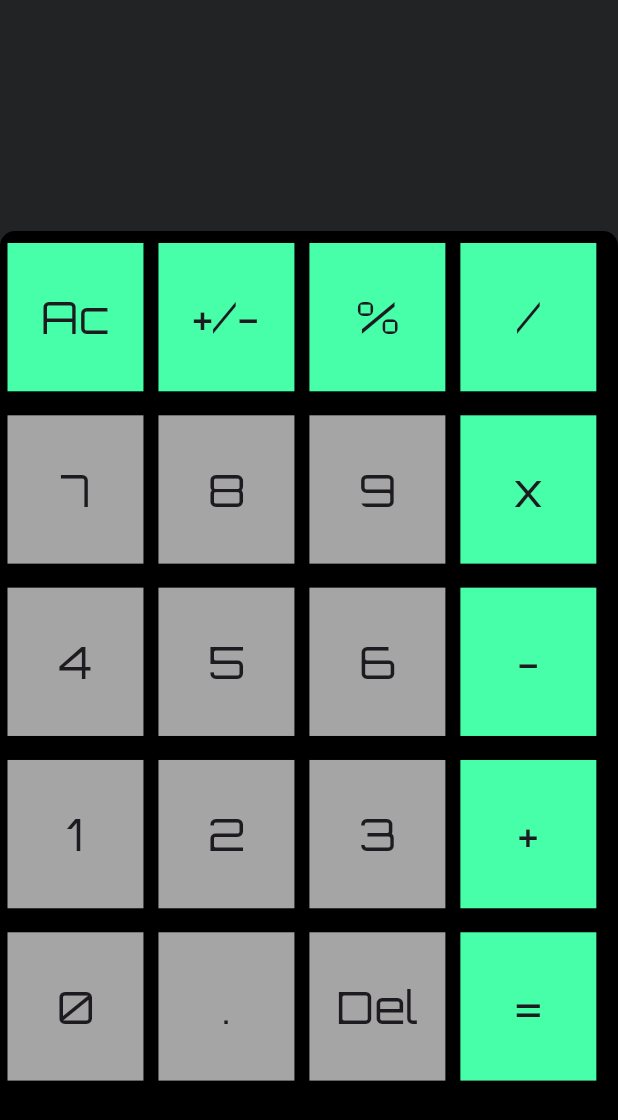
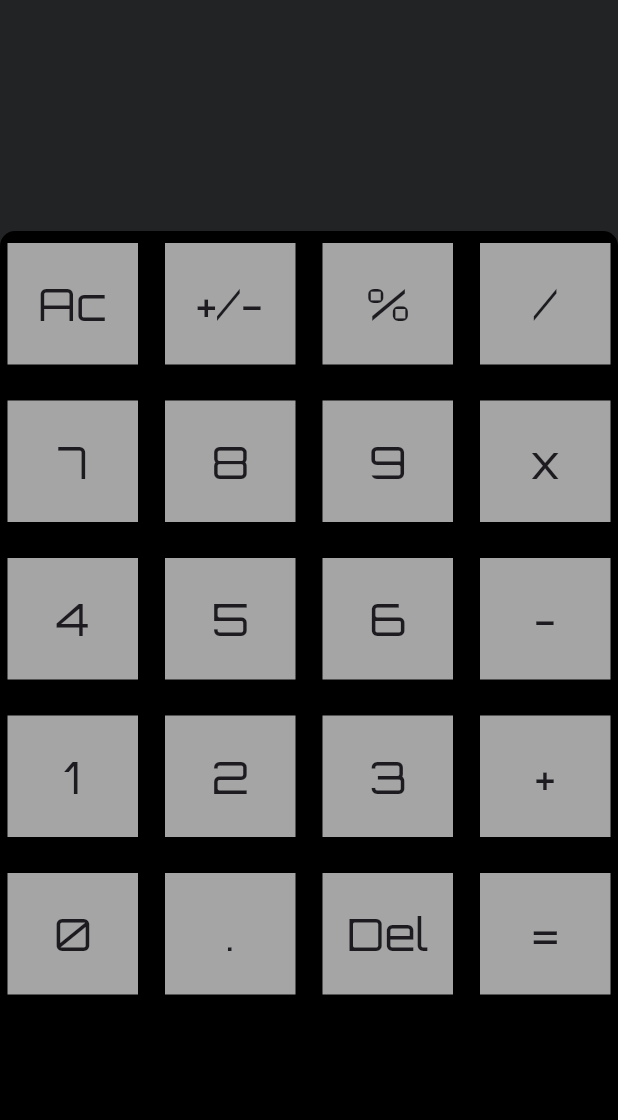
Before and after one commit to ZainR10/fluter_calculator, a Flutter app: the screen it shows after launch, after a tap on "Ac", on a phone screen of 412 x 824 dp. Shown: the top 1120 px of the screen. Run offline on Flutter 3.47's test engine with Material 3 defaults, Android fonts, the phone set to English and light mode, and no system bars; our stand-ins replace google_fonts, math_expressions.

Commit message:
gridview.bulder

```diff
--- a/lib/calculator_screen.dart
+++ b/lib/calculator_screen.dart
@@ -15,12 +15,38 @@ class _CalculatorScreenState extends State<CalculatorScreen> {
   var userInput = '';
   //fucntion for  anwser
   var answer = '';
+
+  //list of buttons
+  List<String> buttons = [
+    'Ac',
+    '+/-',
+    '%',
+    '/',
+    '7',
+    '8',
+    '9',
+    'x',
+    '4',
+    '5',
+    '6',
+    '-',
+    '1',
+    '2',
+    '3',
+    '+',
+    '0',
+    '.',
+    'Del',
+    '='
+  ];
+
   @override
   Widget build(BuildContext context) {
     return SafeArea(
       child: Scaffold(
         backgroundColor: const Color.fromARGB(255, 33, 35, 36),
-        body: Column(children: [
+        body: Column(
+          children: [
             Flexible(
               flex: 0,
               child: Padding(
@@ -63,185 +89,56 @@ class _CalculatorScreenState extends State<CalculatorScreen> {
                       topLeft: Radius.circular(10),
                       topRight: Radius.circular(10)),
                 ),
-              child: Column(
-                children: [
-                  Row(
-                    children: [
-                      Mybutton(
-                        title: 'Ac',
-                        myColor: const Color.fromARGB(255, 71, 255, 169),
+                child: GridView.builder(
+                  gridDelegate: const SliverGridDelegateWithFixedCrossAxisCount(
+                    crossAxisCount: 4,
+                    crossAxisSpacing: 8.0,
+                    mainAxisSpacing: 8.0,
+                  ),
+                  itemCount: buttons.length,
+                  itemBuilder: (context, index) {
+                    return Mybutton(
+                      title: buttons[index],
                       onPress: () {
-                          userInput = '';
-                          answer = '';
-                          setState(() {});
+                        handleButtonPress(buttons[index]);
+                      },
+                    );
                   },
                 ),
-                      Mybutton(
-                          title: '+/-',
-                          myColor: const Color.fromARGB(255, 71, 255, 169),
-                          onPress: () {
-                            userInput += '+/-';
-                            setState(() {});
-                          }),
-                      Mybutton(
-                          title: '%',
-                          myColor: const Color.fromARGB(255, 71, 255, 169),
-                          onPress: () {
-                            userInput += '%';
-                            setState(() {});
-                          }),
-                      Mybutton(
-                        title: '/',
-                        myColor: const Color.fromARGB(255, 71, 255, 169),
-                        onPress: () {
-                          userInput += '/';
-                          setState(() {});
-                        },
               ),
-                    ],
-                  ),
-                  Row(
-                    children: [
-                      Mybutton(
-                        title: '7',
-                        onPress: () {
-                          userInput += '7';
-                          setState(() {});
-                        },
-                      ),
-                      Mybutton(
-                          title: '8',
-                          onPress: () {
-                            userInput += '8';
-                            setState(() {});
-                          }),
-                      Mybutton(
-                          title: '9',
-                          onPress: () {
-                            userInput += '9';
-                            setState(() {});
-                          }),
-                      Mybutton(
-                        title: 'x',
-                        myColor: const Color.fromARGB(255, 71, 255, 169),
-                        onPress: () {
-                          userInput += 'x';
-                          setState(() {});
-                        },
-                      ),
-                    ],
-                  ),
-                  Row(
-                    children: [
-                      Mybutton(
-                        title: '4',
-                        onPress: () {
-                          userInput += '4';
-                          setState(() {});
-                        },
-                      ),
-                      Mybutton(
-                          title: '5',
-                          onPress: () {
-                            userInput += '5';
-                            setState(() {});
-                          }),
-                      Mybutton(
-                          title: '6',
-                          onPress: () {
-                            userInput += '6';
-                            setState(() {});
-                          }),
-                      Mybutton(
-                        title: '-',
-                        myColor: const Color.fromARGB(255, 71, 255, 169),
-                        onPress: () {
-                          userInput += '-';
-                          setState(() {});
-                        },
-                      ),
-                    ],
-                  ),
-                  Row(
-                    children: [
-                      Mybutton(
-                        title: '1',
-                        onPress: () {
-                          userInput += '1';
-                          setState(() {});
-                        },
-                      ),
-                      Mybutton(
-                          title: '2',
-                          onPress: () {
-                            userInput += '2';
-                            setState(() {});
-                          }),
-                      Mybutton(
-                          title: '3',
-                          onPress: () {
-                            userInput += '3';
-                            setState(() {});
-                          }),
-                      Mybutton(
-                        title: '+',
-                        myColor: const Color.fromARGB(255, 71, 255, 169),
-                        onPress: () {
-                          userInput += '+';
-                          setState(() {});
-                        },
-                      ),
-                    ],
-                  ),
-                  Row(
-                    children: [
-                      Mybutton(
-                        title: '0',
-                        onPress: () {
-                          userInput += '0';
-                          setState(() {});
-                        },
-                      ),
-                      Mybutton(
-                          title: '.',
-                          onPress: () {
-                            userInput += '.';
-                            setState(() {});
-                          }),
-                      Mybutton(
-                          title: 'Del',
-                          onPress: () {
-                            userInput =
-                                userInput.substring(0, userInput.length - 1);
-                            setState(() {});
-                          }),
-                      Mybutton(
-                        title: '=',
-                        myColor: const Color.fromARGB(255, 71, 255, 169),
-                        onPress: () {
-                          equalPress();
-                          setState(() {});
-                        },
-                      ),
-                    ],
             ),
           ],
         ),
       ),
-          )
-        ]),
-      ),
     );
   }
 
+// logic for del,= and AC because i am using  gridview and have to give different logic thats why created this fucntion.
+  void handleButtonPress(String buttonValue) {
+    if (buttonValue == 'Del') {
+      userInput = userInput.substring(0, userInput.length - 1);
+    } else if (buttonValue == '=') {
+      equalPress();
+    } else if (buttonValue == 'Ac') {
+      userInput = '';
+      answer = '';
+    } else {
+      userInput += buttonValue;
+    }
+    setState(() {});
+  }
+
   void equalPress() {
+    //logic for = press.this method is done with help of math expression package.
     String finalUserInput = userInput;
-    finalUserInput = userInput.replaceAll('x', '*');
-    Parser p = Parser();
+    finalUserInput = userInput.replaceAll('x',
+        '*'); //x repalce multiply button but will perform multiply functionality
+    Parser p = Parser(); //paser for string values into int
     Expression expression = p.parse(finalUserInput);
     ContextModel contextModel = ContextModel();
 
     double eval = expression.evaluate(EvaluationType.REAL, contextModel);
     answer = eval.toString();
+    setState(() {});
   }
 }
--- a/lib/components/my_buttons.dart
+++ b/lib/components/my_buttons.dart
@@ -14,16 +14,16 @@ class Mybutton extends StatelessWidget {
 
   @override
   Widget build(BuildContext context) {
-    double buttonHeight = MediaQuery.of(context).size.height * 0.12;
-    double buttonWidth = MediaQuery.of(context).size.width * 0.22;
+    // double buttonHeight = MediaQuery.of(context).size.height * 0.12;
+    // double buttonWidth = MediaQuery.of(context).size.width * 0.22;
     return SizedBox(
       child: Padding(
         padding: const EdgeInsets.symmetric(vertical: 8, horizontal: 5),
         child: InkWell(
           onTap: onPress,
           child: Container(
-            height: buttonHeight,
-            width: buttonWidth,
+            height: 80,
+            // width: buttonWidth,
             decoration:
                 BoxDecoration(shape: BoxShape.rectangle, color: myColor),
             child: Center(
```
Lines whose indentation alone changed are shown as unchanged.
